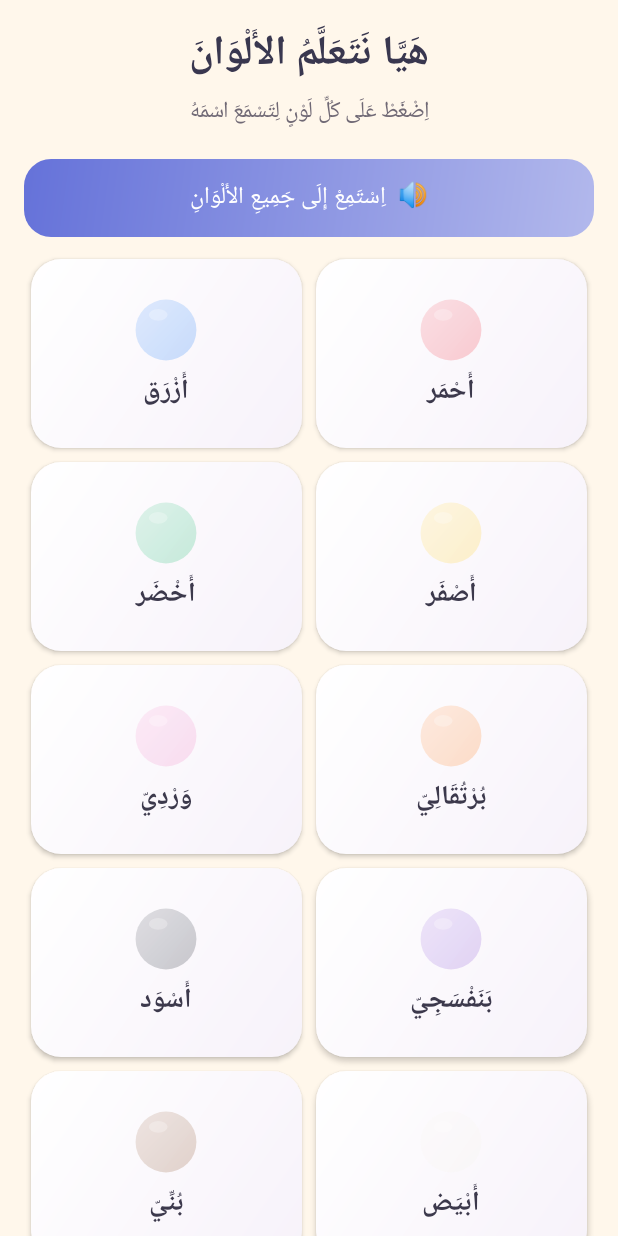
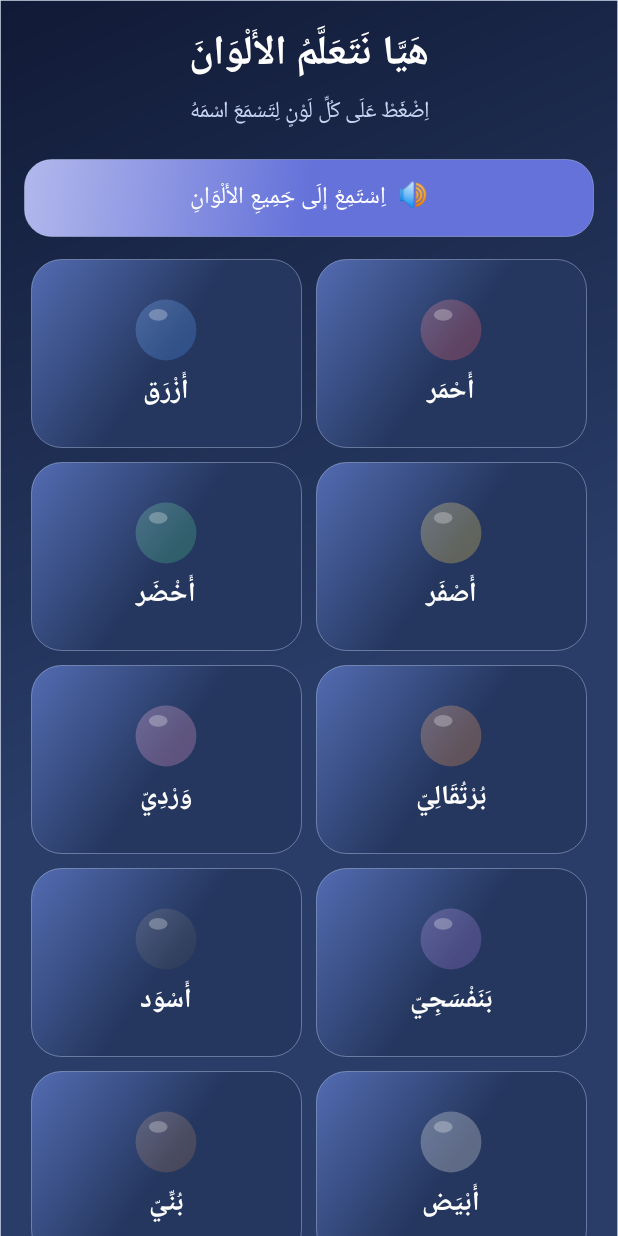
Before and after one commit to redatest/Arabic_color_app, an Android app: the screen it shows after launch (MainActivity), after a tap on "بُنِّيّ", on a phone screen of 412 x 824 dp. Run offline under Robolectric (Android 15) with nearby library versions, the phone set to English and light mode, and no system bars; 1 other tap on this screen came first.

Commit message:
Add glossy 3D game skin and animated thumbs-up feedback

```diff
--- a/app/src/main/java/dz/redatest/arabiccolor/MainActivity.kt
+++ b/app/src/main/java/dz/redatest/arabiccolor/MainActivity.kt
@@ -16,6 +16,8 @@ import android.os.Bundle
 import android.view.Gravity
 import android.view.View
 import android.widget.Button
+import android.widget.FrameLayout
+import android.view.MotionEvent
 import android.widget.GridLayout
 import android.widget.LinearLayout
 import android.widget.ScrollView
@@ -52,6 +54,7 @@ class MainActivity : Activity() {
     private val collected = linkedSetOf<String>()
     private lateinit var root: LinearLayout
     private lateinit var page: LinearLayout
+    private lateinit var overlay: FrameLayout
     private var roundTarget = 0
     private var roundObjects: List<Toy> = emptyList()
     private var trainSequence = mutableListOf<Int>()
@@ -62,9 +65,9 @@ class MainActivity : Activity() {
         super.onCreate(savedInstanceState)
         stars = prefs.getInt("stars", 0)
         collected.addAll(prefs.getStringSet("collected", emptySet()) ?: emptySet())
-        window.statusBarColor = AColor.rgb(255, 247, 235)
-        window.navigationBarColor = AColor.rgb(255, 247, 235)
-        window.decorView.systemUiVisibility = View.SYSTEM_UI_FLAG_LIGHT_STATUS_BAR
+        window.statusBarColor = AColor.rgb(13, 20, 43)
+        window.navigationBarColor = AColor.rgb(13, 20, 43)
+        window.decorView.systemUiVisibility = 0
         createRoot()
         showHome()
         playClip("intro")
@@ -74,7 +77,7 @@ class MainActivity : Activity() {
         root = LinearLayout(this).apply {
             orientation = LinearLayout.VERTICAL
             layoutDirection = View.LAYOUT_DIRECTION_RTL
-            setBackgroundColor(AColor.rgb(255, 247, 235))
+            background = gradient("#111A36", "#293D68", 0)
         }
         val scroll = ScrollView(this).apply {
             isFillViewport = true
@@ -82,7 +85,9 @@ class MainActivity : Activity() {
             setPadding(0, 0, 0, dp(12))
             addView(root)
         }
-        setContentView(scroll)
+        overlay = FrameLayout(this)
+        overlay.addView(scroll, FrameLayout.LayoutParams(-1, -1))
+        setContentView(overlay)
     }
 
     private fun resetPage(title: String, subtitle: String = "") {
@@ -97,13 +102,13 @@ class MainActivity : Activity() {
             textSize = 27f
             gravity = Gravity.CENTER
             typeface = Typeface.DEFAULT_BOLD
-            setTextColor(AColor.rgb(57, 55, 79))
+            setTextColor(AColor.WHITE)
         })
         if (subtitle.isNotBlank()) header.addView(TextView(this).apply {
             text = subtitle
             textSize = 15f
             gravity = Gravity.CENTER
-            setTextColor(AColor.rgb(112, 105, 117))
+            setTextColor(AColor.rgb(202, 213, 242))
             setPadding(0, dp(3), 0, dp(5))
         })
         root.addView(header, LinearLayout.LayoutParams(-1, -2))
@@ -122,8 +127,8 @@ class MainActivity : Activity() {
             gravity = Gravity.CENTER
             layoutDirection = View.LAYOUT_DIRECTION_RTL
             setPadding(dp(10), dp(8), dp(10), dp(8))
-            background = rounded("#FFFFFF", 24)
-            elevation = dp(5).toFloat()
+            background = gradient("#4656A1", "#202D57", 24)
+            elevation = dp(12).toFloat()
         }
         nav.addView(navButton("🏠  الرَّئِيسِيَّةُ") { showHome() }, LinearLayout.LayoutParams(0, dp(48), 1f))
         nav.addView(navButton("🎁  مَجْمُوعَتِي") { showCollection() }, LinearLayout.LayoutParams(0, dp(48), 1f))
@@ -138,7 +143,8 @@ class MainActivity : Activity() {
             orientation = LinearLayout.HORIZONTAL
             gravity = Gravity.CENTER
             layoutDirection = View.LAYOUT_DIRECTION_RTL
-            background = gradient("#FFE4A8", "#FFD5E8", 28)
+            background = gradient("#5269B4", "#26375F", 28)
+            elevation = dp(12).toFloat()
             setPadding(dp(12), dp(10), dp(12), dp(10))
         }
         hero.addView(BunnyView(this), LinearLayout.LayoutParams(dp(126), dp(142)))
@@ -146,11 +152,11 @@ class MainActivity : Activity() {
         welcome.addView(TextView(this).apply {
             text = "أَهْلًا يَا صَدِيقِي!"
             textSize = 22f; typeface = Typeface.DEFAULT_BOLD
-            setTextColor(AColor.rgb(75, 61, 91)); gravity = Gravity.CENTER
+            setTextColor(AColor.WHITE); gravity = Gravity.CENTER
         })
         welcome.addView(TextView(this).apply {
             text = "اِخْتَرْ لُعْبَةً وَهَيَّا نَمْرَحْ"
-            textSize = 15f; setTextColor(AColor.rgb(93, 77, 104)); gravity = Gravity.CENTER
+            textSize = 15f; setTextColor(AColor.rgb(218, 226, 255)); gravity = Gravity.CENTER
             setPadding(0, dp(7), 0, 0)
         })
         hero.addView(welcome, LinearLayout.LayoutParams(0, -2, 1f))
@@ -158,7 +164,7 @@ class MainActivity : Activity() {
         val score = TextView(this).apply {
             text = "⭐  " + stars.toString().mapDigits() + "     🎁  " + collected.size.toString().mapDigits()
             textSize = 19f; gravity = Gravity.CENTER; typeface = Typeface.DEFAULT_BOLD
-            setTextColor(AColor.rgb(126, 89, 35)); background = rounded("#FFF1C9", 18)
+            setTextColor(AColor.WHITE); background = gradient("#4D65A7", "#25365F", 18)
             setPadding(dp(12), dp(10), dp(12), dp(10))
         }
         page.addView(score, LinearLayout.LayoutParams(-1, -2).apply { bottomMargin = dp(12) })
@@ -443,12 +449,12 @@ class MainActivity : Activity() {
         val target = colors[index]
         val panel = LinearLayout(this).apply {
             orientation = LinearLayout.HORIZONTAL; gravity = Gravity.CENTER
-            background = rounded("#FFFFFF", 20); setPadding(dp(12), dp(12), dp(12), dp(12))
+            background = gradient("#526AAE", "#25365D", 20); setPadding(dp(12), dp(12), dp(12), dp(12)); elevation = dp(8).toFloat()
         }
         panel.addView(ColorDot(this, target.color), LinearLayout.LayoutParams(dp(64), dp(64)))
         panel.addView(TextView(this).apply {
             text = target.name; textSize = 25f; typeface = Typeface.DEFAULT_BOLD
-            gravity = Gravity.CENTER; setTextColor(AColor.rgb(65, 59, 80))
+            gravity = Gravity.CENTER; setTextColor(AColor.WHITE)
         }, LinearLayout.LayoutParams(0, -2, 1f))
         page.addView(panel, LinearLayout.LayoutParams(-1, -2).apply { topMargin = dp(6); bottomMargin = dp(10) })
         playClip(prefix + target.audio)
@@ -457,12 +463,12 @@ class MainActivity : Activity() {
     private fun addRabbitHint(message: String) {
         val row = LinearLayout(this).apply {
             orientation = LinearLayout.HORIZONTAL; gravity = Gravity.CENTER
-            background = gradient("#FFE9F0", "#FFF0C9", 20); setPadding(dp(8), dp(5), dp(8), dp(5))
+            background = gradient("#586EB2", "#293A67", 20); setPadding(dp(8), dp(5), dp(8), dp(5)); elevation = dp(8).toFloat()
         }
         row.addView(BunnyView(this), LinearLayout.LayoutParams(dp(78), dp(82)))
         row.addView(TextView(this).apply {
             text = message; textSize = 19f; typeface = Typeface.DEFAULT_BOLD
-            gravity = Gravity.CENTER; setTextColor(AColor.rgb(93, 66, 106))
+            gravity = Gravity.CENTER; setTextColor(AColor.WHITE)
         }, LinearLayout.LayoutParams(0, -2, 1f))
         page.addView(row, LinearLayout.LayoutParams(-1, -2))
     }
@@ -471,12 +477,12 @@ class MainActivity : Activity() {
         val item = colors[toy.colorIndex]
         return LinearLayout(this).apply {
             orientation = LinearLayout.VERTICAL; gravity = Gravity.CENTER
-            background = gradient("#FFFFFF", "#F5F0FA", 20)
-            elevation = dp(2).toFloat()
+            background = gradient("#5067A8", "#26365E", 20)
+            elevation = dp(9).toFloat()
             addView(TextView(this@MainActivity).apply { text = toy.emoji; textSize = 43f; gravity = Gravity.CENTER })
             addView(TextView(this@MainActivity).apply {
                 text = item.name; textSize = 16f; gravity = Gravity.CENTER
-                setTextColor(AColor.rgb(80, 73, 91))
+                setTextColor(AColor.WHITE)
             })
         }
     }
@@ -484,14 +490,18 @@ class MainActivity : Activity() {
     private fun colorTile(item: ColorCard, withLabel: Boolean, action: (View) -> Unit): View {
         val tile = LinearLayout(this).apply {
             orientation = LinearLayout.VERTICAL; gravity = Gravity.CENTER
-            background = gradient("#FFFFFF", "#F7F2FA", 20)
-            elevation = dp(2).toFloat(); setPadding(dp(5), dp(6), dp(5), dp(6))
+            background = gradient("#536CB2", "#25375F", 20)
+            elevation = dp(12).toFloat(); setPadding(dp(5), dp(6), dp(5), dp(6))
         }
         tile.addView(ColorDot(this, item.color), LinearLayout.LayoutParams(dp(52), dp(52)))
         if (withLabel) tile.addView(TextView(this).apply {
             text = item.name; textSize = 18f; typeface = Typeface.DEFAULT_BOLD
-            gravity = Gravity.CENTER; setTextColor(AColor.rgb(60, 57, 76))
+            gravity = Gravity.CENTER; setTextColor(AColor.WHITE)
         })
+        tile.setOnTouchListener { _, event ->
+            if (event.action == MotionEvent.ACTION_UP) playThumbPop()
+            false
+        }
         tile.setOnClickListener { action(tile) }
         return tile
     }
@@ -499,8 +509,8 @@ class MainActivity : Activity() {
     private fun menuTile(emoji: String, label: String, color: String, action: () -> Unit): View {
         return LinearLayout(this).apply {
             orientation = LinearLayout.VERTICAL; gravity = Gravity.CENTER
-            background = gradient(color, lighten(color), 22)
-            elevation = dp(3).toFloat(); isClickable = true; isFocusable = true
+            background = gradient(lighten(color), color, 22)
+            elevation = dp(14).toFloat(); isClickable = true; isFocusable = true
             addView(TextView(this@MainActivity).apply { text = emoji; textSize = 37f; gravity = Gravity.CENTER })
             addView(TextView(this@MainActivity).apply {
                 text = label; textSize = 15f; typeface = Typeface.DEFAULT_BOLD
@@ -512,19 +522,19 @@ class MainActivity : Activity() {
 
     private fun sectionTitle(value: String) = TextView(this).apply {
         text = value; textSize = 19f; typeface = Typeface.DEFAULT_BOLD
-        setTextColor(AColor.rgb(74, 66, 88)); gravity = Gravity.CENTER
+        setTextColor(AColor.rgb(226, 233, 255)); gravity = Gravity.CENTER
         setPadding(0, dp(5), 0, dp(5))
     }
 
     private fun navButton(label: String, action: () -> Unit) = Button(this).apply {
         text = label; textSize = 13f; isAllCaps = false
-        setTextColor(AColor.rgb(83, 72, 111)); background = rounded("#F4F0FA", 16)
+        setTextColor(AColor.WHITE); background = gradient("#6479C7", "#344779", 16)
         stateListAnimator = null; setOnClickListener { action() }
     }
 
     private fun makeButton(label: String, color: String, action: () -> Unit) = Button(this).apply {
         text = label; textSize = 16f; isAllCaps = false; minHeight = dp(48)
-        setTextColor(AColor.WHITE); background = gradient(color, lighten(color), 18)
+        setTextColor(AColor.WHITE); background = gradient(lighten(color), color, 18)
         stateListAnimator = null; setOnClickListener { action(); bounce(this) }
     }
 
@@ -620,11 +630,28 @@ class MainActivity : Activity() {
 
     private fun gradient(first: String, second: String, radius: Int) = GradientDrawable(
         GradientDrawable.Orientation.TL_BR,
-        intArrayOf(AColor.parseColor(first), AColor.parseColor(second))
-    ).apply { cornerRadius = dp(radius).toFloat() }
+        intArrayOf(AColor.parseColor(first), AColor.parseColor(second), AColor.parseColor(second))
+    ).apply { cornerRadius = dp(radius).toFloat(); setStroke(dp(1), AColor.argb(95, 210, 224, 255)) }
 
     private fun rounded(color: String, radius: Int) = GradientDrawable().apply {
         setColor(AColor.parseColor(color)); cornerRadius = dp(radius).toFloat()
+        setStroke(dp(1), AColor.argb(100, 220, 230, 255))
+    }
+
+    private fun playThumbPop() {
+        val hand = ThumbPopView(this)
+        overlay.addView(hand, FrameLayout.LayoutParams(dp(190), dp(220), Gravity.CENTER))
+        hand.alpha = 0f
+        hand.scaleX = .22f; hand.scaleY = .22f
+        hand.translationY = dp(150).toFloat()
+        hand.animate().alpha(1f).scaleX(1.12f).scaleY(1.12f).translationY(dp(-28).toFloat())
+            .setDuration(420).withEndAction {
+                hand.animate().scaleX(1f).scaleY(1f).translationY(dp(-45).toFloat())
+                    .setDuration(180).withEndAction {
+                        hand.animate().alpha(0f).translationY(dp(-150).toFloat()).setStartDelay(320)
+                            .setDuration(260).withEndAction { overlay.removeView(hand) }.start()
+                    }.start()
+            }.start()
     }
 
     private fun dp(value: Int) = (value * resources.displayMetrics.density).toInt()
@@ -636,6 +663,39 @@ class MainActivity : Activity() {
         audioQueue.clear()
         player?.release(); player = null
         super.onDestroy()
+    }
+
+    private class ThumbPopView(context: Context) : View(context) {
+        private val p = Paint(Paint.ANTI_ALIAS_FLAG)
+        override fun onDraw(canvas: Canvas) {
+            canvas.save()
+            canvas.scale(width / 190f, height / 220f)
+            canvas.rotate(-12f, 95f, 115f)
+            p.color = AColor.argb(95, 5, 10, 28)
+            canvas.drawOval(28f, 177f, 165f, 211f, p)
+            p.shader = LinearGradient(75f, 155f, 132f, 210f, AColor.rgb(91,129,218), AColor.rgb(25,48,112), Shader.TileMode.CLAMP)
+            canvas.drawRoundRect(66f,155f,139f,211f,17f,17f,p); p.shader = null
+            val hand = Path().apply {
+                moveTo(64f,164f); cubicTo(48f,151f,44f,134f,51f,113f); lineTo(63f,83f)
+                cubicTo(67f,72f,82f,74f,85f,87f); lineTo(87f,105f); lineTo(91f,38f)
+                cubicTo(93f,16f,119f,14f,124f,39f); lineTo(126f,104f)
+                cubicTo(133f,91f,153f,94f,154f,112f); cubicTo(169f,112f,176f,130f,164f,145f)
+                cubicTo(157f,158f,146f,170f,133f,178f); lineTo(91f,187f)
+                cubicTo(78f,186f,69f,178f,64f,164f); close()
+            }
+            p.setShadowLayer(9f,2f,7f,AColor.argb(100,0,0,0))
+            p.shader = LinearGradient(65f,38f,155f,180f,AColor.rgb(255,224,190),AColor.rgb(185,104,65),Shader.TileMode.CLAMP)
+            canvas.drawPath(hand,p); p.clearShadowLayer(); p.shader = null
+            p.style = Paint.Style.STROKE; p.strokeWidth = 3f; p.color = AColor.rgb(145,77,51)
+            canvas.drawPath(hand,p); p.style = Paint.Style.FILL
+            p.shader = LinearGradient(65f,60f,106f,145f,AColor.argb(190,255,245,224),AColor.argb(0,255,245,224),Shader.TileMode.CLAMP)
+            canvas.drawOval(66f,83f,104f,151f,p); p.shader = null
+            p.color = AColor.argb(130,130,66,45); p.strokeWidth = 2.2f
+            canvas.drawLine(129f,115f,146f,119f,p); canvas.drawLine(124f,133f,143f,138f,p)
+            p.color = AColor.rgb(255,220,199); canvas.drawRoundRect(98f,20f,117f,47f,8f,8f,p)
+            p.color = AColor.argb(110,255,255,255); canvas.drawRoundRect(101f,22f,113f,29f,4f,4f,p)
+            canvas.restore()
+        }
     }
 
     private class ColorDot(context: Context, private val fill: Int) : View(context) {
```
